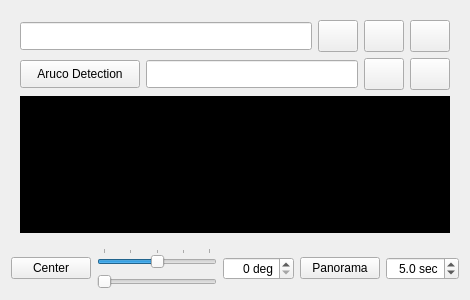
Before: the Qt Designer form rover_gui/ui/ui/VideoPlayer.ui in robotique-udes/rover, drawn with Qt 5.
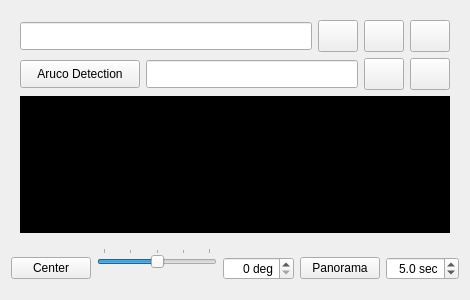
After: the same form once the commit is applied. Icons and pictures are not drawn.

Patch:
```diff
--- a/rover_gui/ui/ui/VideoPlayer.ui
+++ b/rover_gui/ui/ui/VideoPlayer.ui
@@ -456,9 +456,35 @@
        </item>
        <item>
         <widget class="QSlider" name="actualAngleSlider">
+         <property name="enabled">
+          <bool>false</bool>
+         </property>
+         <property name="styleSheet">
+          <string notr="true">QSlider::handle:horizontal {
+        image: url(:/icons/arrow.png);
+        background: transparent;
+        border: none;
+        width: 16px;
+        height: 16px;
+        margin: -8px 0;  /* adjust to align vertically */
+    }
+
+    QSlider::groove:horizontal {
+        background: transparent;
+        height: 4px;  /* or whatever you want */
+    }
+
+    QSlider::sub-page:horizontal,
+    QSlider::add-page:horizontal {
+        background: transparent;
+    }</string>
+         </property>
          <property name="maximum">
           <number>360</number>
          </property>
+         <property name="value">
+          <number>180</number>
+         </property>
          <property name="orientation">
           <enum>Qt::Horizontal</enum>
          </property>
```
